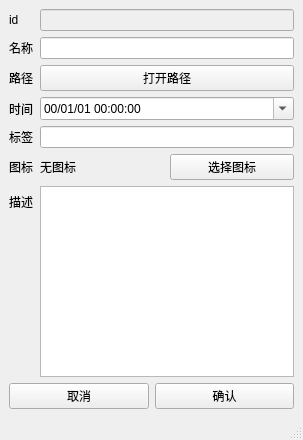
Before: the Qt Designer form labeled_files/file.ui in liyihc/labeled-files, drawn with Qt 5.
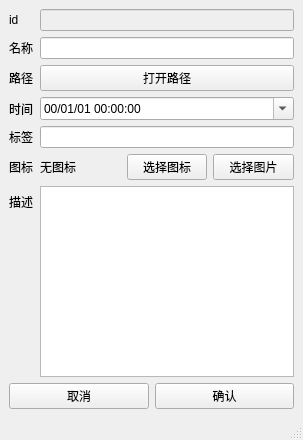
After: the same form once the commit is applied.

The edit to the form file:
```diff
--- a/labeled_files/file.ui
+++ b/labeled_files/file.ui
@@ -115,6 +115,13 @@
           </property>
          </widget>
         </item>
+        <item>
+         <widget class="QPushButton" name="iconImageChoosePushButton">
+          <property name="text">
+           <string>选择图片</string>
+          </property>
+         </widget>
+        </item>
        </layout>
       </item>
      </layout>
```
